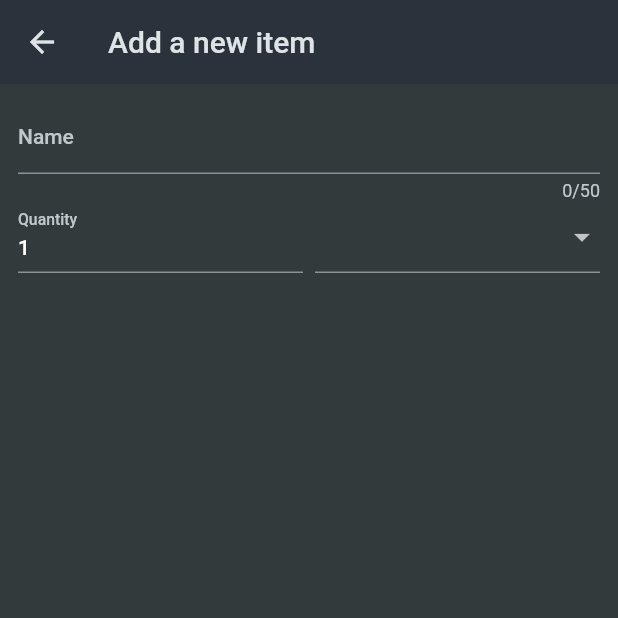
After one commit to HassanKhan123/shopping-list, a Flutter app: the screen it shows after launch, after a tap on the "add" icon, on a phone screen of 412 x 824 dp, the top half of it. The commit adds this screen. Run offline on Flutter 3.47's test engine with Material 2 defaults, Android fonts, the phone set to English and light mode, and no system bars.

Commit message:
added: new item screen

```diff
--- a/lib/widgets/grocery_list.dart
+++ b/lib/widgets/grocery_list.dart
@@ -1,14 +1,29 @@
 import 'package:flutter/material.dart';
 import 'package:shopping_list/data/dummy_items.dart';
+import 'package:shopping_list/widgets/new_item.dart';
 
-class GroceryList extends StatelessWidget {
+class GroceryList extends StatefulWidget {
   const GroceryList({super.key});
+
+  @override
+  State<GroceryList> createState() => _GroceryListState();
+}
+
+class _GroceryListState extends State<GroceryList> {
+  void _addItem() {
+    Navigator.of(context).push(
+      MaterialPageRoute(
+        builder: (ctx) => const NewItem(),
+      ),
+    );
+  }
 
   @override
   Widget build(BuildContext context) {
     return Scaffold(
       appBar: AppBar(
         title: const Text('Your Groceries'),
+        actions: [IconButton(onPressed: _addItem, icon: const Icon(Icons.add))],
       ),
       body: ListView.builder(
         itemCount: groceryItems.length,
--- /dev/null
+++ b/lib/widgets/new_item.dart
@@ -0,0 +1,78 @@
+import 'package:flutter/material.dart';
+import 'package:shopping_list/data/categories.dart';
+
+class NewItem extends StatefulWidget {
+  const NewItem({super.key});
+
+  @override
+  State<NewItem> createState() {
+    return _NewItemState();
+  }
+}
+
+class _NewItemState extends State<NewItem> {
+  @override
+  Widget build(BuildContext context) {
+    return Scaffold(
+      appBar: AppBar(
+        title: const Text('Add a new item'),
+      ),
+      body: Padding(
+        padding: const EdgeInsets.all(12),
+        child: Form(
+            child: Column(
+          children: [
+            TextFormField(
+              maxLength: 50,
+              decoration: const InputDecoration(
+                label: Text('Name'),
+              ),
+              validator: (value) {
+                return 'Demo...';
+              },
+            ),
+            Row(
+              crossAxisAlignment: CrossAxisAlignment.end,
+              children: [
+                Expanded(
+                  child: TextFormField(
+                    decoration: const InputDecoration(label: Text('Quantity')),
+                    initialValue: '1',
+                  ),
+                ),
+                const SizedBox(
+                  width: 8,
+                ),
+                Expanded(
+                  child: DropdownButtonFormField(
+                      items: [
+                        for (final cateogory in categories.entries)
+                          DropdownMenuItem(
+                            value: cateogory.value,
+                            child: Row(
+                              children: [
+                                Container(
+                                  width: 16,
+                                  height: 16,
+                                  color: cateogory.value.color,
+                                ),
+                                const SizedBox(
+                                  width: 6,
+                                ),
+                                Text(cateogory.value.title)
+                              ],
+                            ),
+                          )
+                      ],
+                      onChanged: (value) {
+                        print(value);
+                      }),
+                )
+              ],
+            )
+          ],
+        )),
+      ),
+    );
+  }
+}
```
